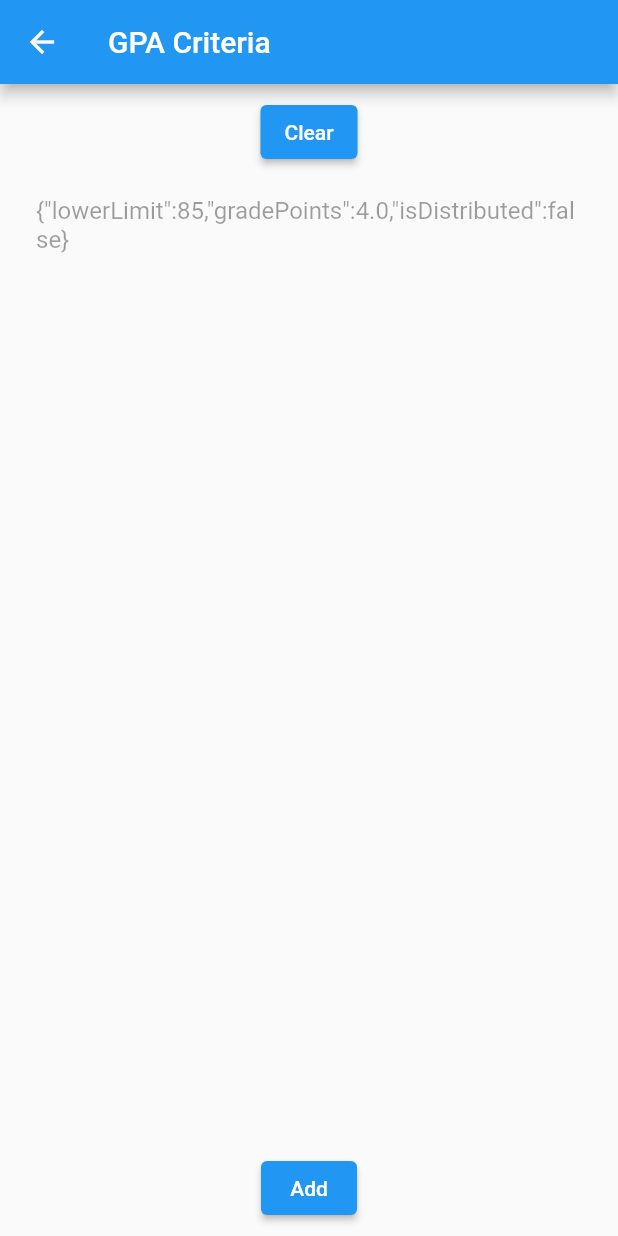
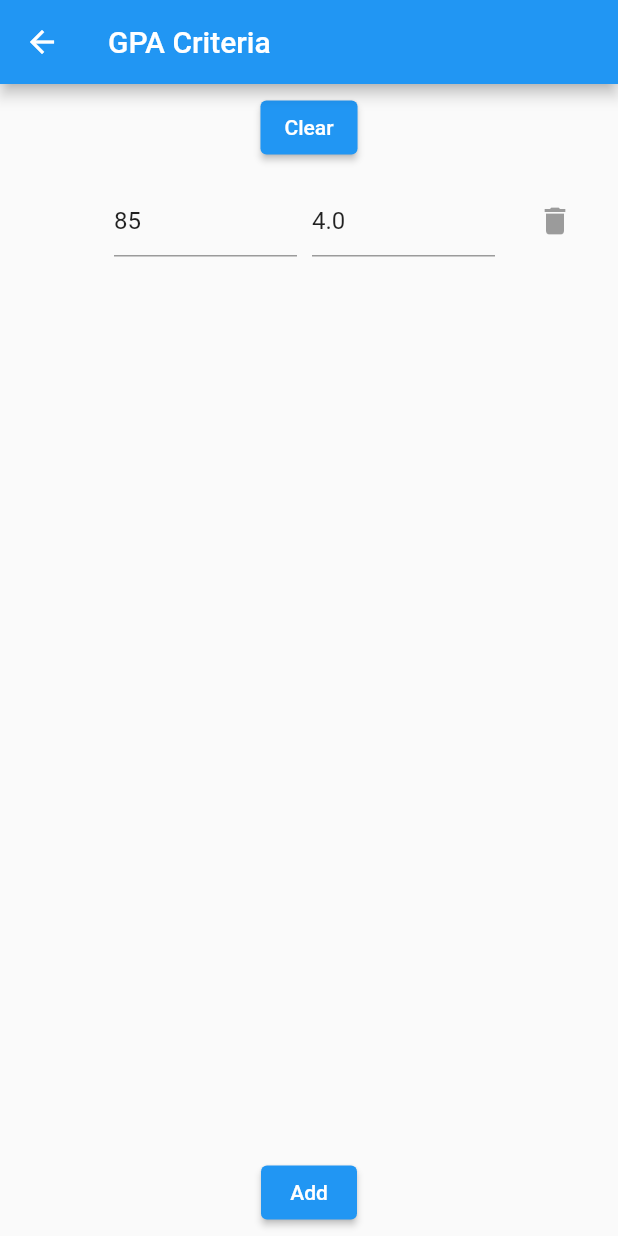
Before and after one commit to NaumanSh1011/gpa_calculator_flutter, a Flutter app: the Criteria screen opened by its route, after a tap on "Add", on a phone screen of 412 x 824 dp. Run offline on Flutter 3.47's test engine with Material 2 defaults, Android fonts, the phone set to English and light mode, and no system bars; our stand-ins replace toast.

Commit message:
Integrated Criteria Widget with Criteria Page and used test data

```diff
--- a/lib/Pages/criteria.dart
+++ b/lib/Pages/criteria.dart
@@ -1,6 +1,6 @@
 import 'package:flutter/material.dart';
 import 'package:gpa_calculator/Classes/criteria_unit.dart';
-import 'dart:convert';
+import 'package:gpa_calculator/Widgets/criteria_widget.dart';
 
 class Criteria extends StatefulWidget {
   const Criteria({Key? key}) : super(key: key);
@@ -19,7 +19,7 @@ class _CriteriaState extends State<Criteria> {
         title: const Text('GPA Criteria'),
       ),
       body: Padding(
-        padding: const EdgeInsets.all(8.0),
+        padding: const EdgeInsets.symmetric(vertical: 5, horizontal: 2),
         child: Column(
           children: [
             ElevatedButton(
@@ -38,7 +38,28 @@ class _CriteriaState extends State<Criteria> {
                   return ListTile(
                     enabled: false,
                     onTap: () {},
-                    title: Text(jsonEncode(criteria[index].toJson())),
+                    title: CriteriaWidget(
+                      index: index,
+                      gradeController: List.generate(
+                        criteria.length,
+                            (index) => TextEditingController(),
+                        growable: true,
+                      ),
+                      limitController: List.generate(
+                        criteria.length,
+                            (index) => TextEditingController(),
+                        growable: true,
+                      ),
+                      criteria: criteria,
+                    ),
+                    trailing: IconButton(
+                      onPressed: () {
+                        setState(() {
+                          criteria.removeAt(index);
+                        });
+                      },
+                      icon: const Icon(Icons.delete),
+                    )
                   );
                 },
               ),
--- a/lib/Widgets/criteria_widget.dart
+++ b/lib/Widgets/criteria_widget.dart
@@ -1,19 +1,20 @@
 import 'package:flutter/material.dart';
 import 'package:flutter/services.dart';
+import 'package:gpa_calculator/Classes/criteria_unit.dart';
 
 // ignore: must_be_immutable
 class CriteriaWidget extends StatefulWidget {
   CriteriaWidget({
     Key? key,
+    required this.criteria,
     required this.limitController,
     required this.gradeController,
-    required this.distributionController,
     required this.index,
   }) : super(key: key);
 
+  List<CriteriaUnit> criteria;
   List<TextEditingController> limitController;
   List<TextEditingController> gradeController;
-  List<TextEditingController> distributionController;
   int index;
   @override
   State<CriteriaWidget> createState() => _CriteriaWidgetState();
@@ -22,31 +23,30 @@ class CriteriaWidget extends StatefulWidget {
 class _CriteriaWidgetState extends State<CriteriaWidget> {
   @override
   Widget build(BuildContext context) {
-    return Padding(
-      padding: const EdgeInsets.symmetric(vertical: 5),
-      child: Padding(
-        padding: const EdgeInsets.symmetric(vertical: 5),
-        child: Row(
+    widget.limitController[widget.index].text = widget.criteria[widget.index].lowerLimit.toString();
+    widget.gradeController[widget.index].text = widget.criteria[widget.index].gradePoints.toString();
+    return Row(
       children: [
-            Checkbox(
+        Opacity(
+          opacity: widget.index == 0 ? 0 : 1,
+          child: Checkbox(
             value: false,
             onChanged: (bool? value) {
               setState(() {
-                  widget.distributionController[widget.index].text = value.toString();
+                widget.criteria[widget.index].isDistributed = value!;
               });
             },
+          ),
         ),
         const SizedBox(width: 10),
         Expanded(
           child: TextField(
             controller: widget.limitController[widget.index],
-                keyboardType: const TextInputType.numberWithOptions(decimal: true),
-                inputFormatters: [
-                  FilteringTextInputFormatter.allow(RegExp(r'^\d+\.?\d{0,2}')),
-                ],
+            keyboardType: TextInputType.number,
+            inputFormatters: [FilteringTextInputFormatter.digitsOnly],
             decoration: const InputDecoration(
               border: UnderlineInputBorder(),
-                  hintText: 'Course Mark',
+              hintText: 'Lower Limit',
             ),
           ),
         ),
@@ -54,17 +54,17 @@ class _CriteriaWidgetState extends State<CriteriaWidget> {
         Expanded(
           child: TextField(
             controller: widget.gradeController[widget.index],
-                keyboardType: TextInputType.number,
-                inputFormatters: [FilteringTextInputFormatter.digitsOnly],
+            keyboardType: const TextInputType.numberWithOptions(decimal: true),
+            inputFormatters: [
+              FilteringTextInputFormatter.allow(RegExp(r'^\d+\.?\d{0,2}')),
+            ],
             decoration: const InputDecoration(
               border: UnderlineInputBorder(),
-                  hintText: 'Credit Hours',
+              hintText: 'Grade Points',
             ),
           ),
         ),
       ],
-        ),
-      ),
     );
   }
 }
```
Lines whose indentation alone changed are shown as unchanged.
